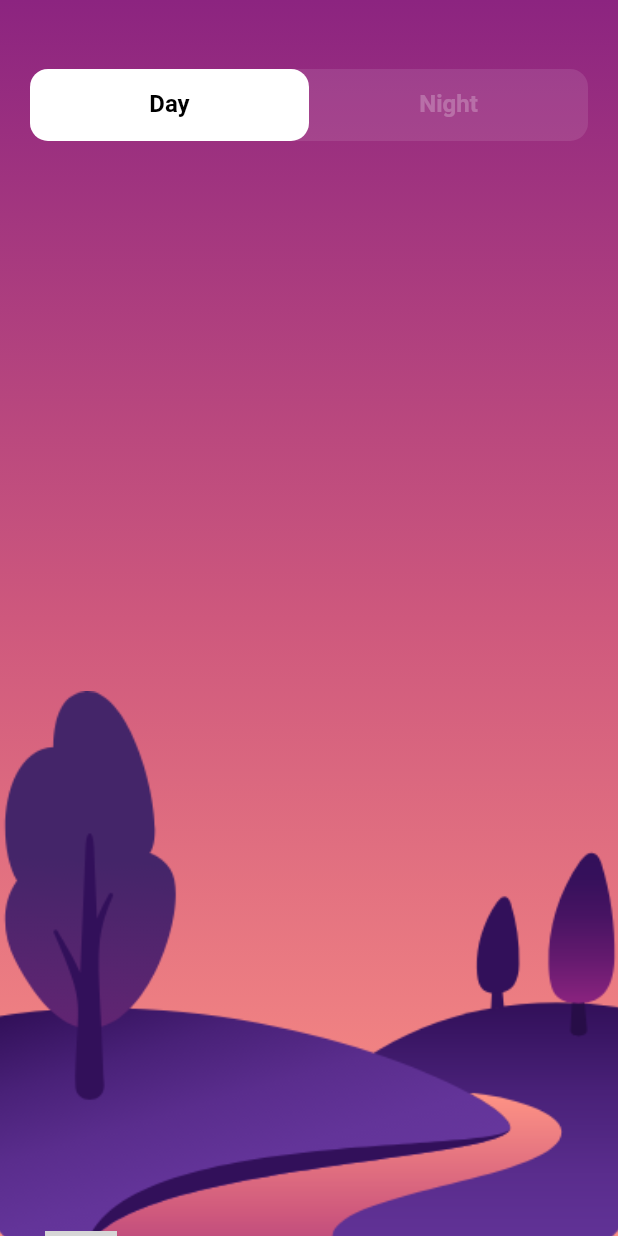
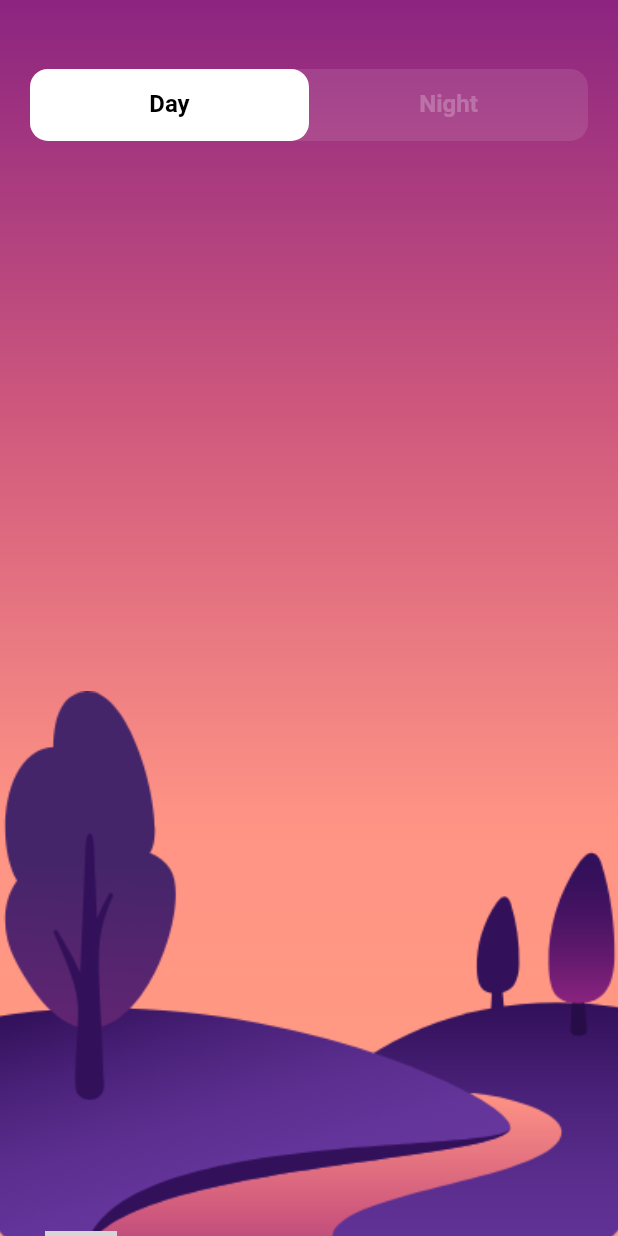
Before and after one commit to davfru/flutter-day-night-animation, a Flutter app: the screen it shows after launch, on a phone screen of 412 x 824 dp. Run offline on Flutter 3.47's test engine with Material 2 defaults, Android fonts, the phone set to English and light mode, and no system bars; our stand-ins replace flutter_svg; grey boxes are pictures that could not be loaded.

Commit message:
toggle animation

```diff
--- a/lib/screens/components/land.dart
+++ b/lib/screens/components/land.dart
@@ -3,8 +3,8 @@
 
 class Land extends StatelessWidget {
   const Land({
-    required Key key,
-  }) : super(key: key);
+    super.key,
+  });
 
   @override
   Widget build(BuildContext context) {
--- a/lib/screens/home_page.dart
+++ b/lib/screens/home_page.dart
@@ -1,6 +1,5 @@
 import 'package:flutter/material.dart';
 import 'package:flutter_day_night_animation/screens/components/land.dart';
-import 'package:flutter_day_night_animation/screens/components/rounded_text_field.dart';
 import 'package:flutter_day_night_animation/screens/components/tabs.dart';
 import 'package:flutter_day_night_animation/screens/size_config.dart';
 import 'package:flutter_svg/svg.dart';
@@ -11,31 +10,82 @@
 }
 
 class _HomePageState extends State<HomePage> {
+  bool _isFullSun = false;
+  bool _isDayMood = true;
+
+  @override
+  void initState() {
+    super.initState();
+    Future.delayed(Duration(seconds: 1), () {
+      setState(() {
+        _isFullSun = true;
+      });
+    });
+  }
+
+  void changeMood(int activeTab) {
+    if (activeTab == 0) {
+      setState(() {
+        _isDayMood = true;
+      });
+
+      Future.delayed(const Duration(milliseconds: 300), () {
+        setState(() {
+          _isFullSun = true;
+        });
+      });
+    } else {
+      setState(() {
+        _isFullSun = false;
+      });
+
+      Future.delayed(const Duration(milliseconds: 300), () {
+        setState(() {
+          _isDayMood = false;
+        });
+      });
+    }
+  }
+
   @override
   Widget build(BuildContext context) {
     SizeConfig().init(context);
 
-    List<Color> lightBgColors = const [
+    List<Color> lightBgColors = [
       Color(0xFF8C2480),
       Color(0xFFCE587D),
       Color(0xFFFF9485),
+      if (_isFullSun) Color(0xFFFF9D80),
     ];
 
-    return Container(
+    List<Color> darkBgColors = [
+      Color(0xFF0D1441),
+      Color(0xFF283584),
+      Color(0xFF376AB2),
+      if (_isFullSun) Color(0xFFFF9D80),
+    ];
+
+    const _duration = const Duration(seconds: 1);
+
+    return AnimatedContainer(
+      duration: _duration,
       width: double.infinity,
       height: SizeConfig.screenHeight,
       decoration: BoxDecoration(
+        //color: Colors.transparent,
         gradient: LinearGradient(
           begin: Alignment.topCenter,
           end: Alignment.bottomCenter,
-          colors: lightBgColors,
+          colors: _isDayMood ? lightBgColors : darkBgColors,
         ),
       ),
       child: Stack(
         children: [
-          Positioned(
+          AnimatedPositioned(
+            curve: Curves.easeInOut,
+            duration: _duration,
             left: getProportionateScreenWidth(30),
-            bottom: getProportionateScreenWidth(-45),
+            bottom: getProportionateScreenWidth(_isFullSun ? -45 : -120),
             child: SvgPicture.asset("assets/icons/Sun.svg"),
           ),
           Land(key: UniqueKey()),
@@ -47,7 +97,9 @@
                 children: [
                   const VerticalSpacing(of: 50),
                   Tabs(
-                    press: (value) {},
+                    press: (value) {
+                      changeMood(value);
+                    },
                   ),
                 ],
               ),
```
